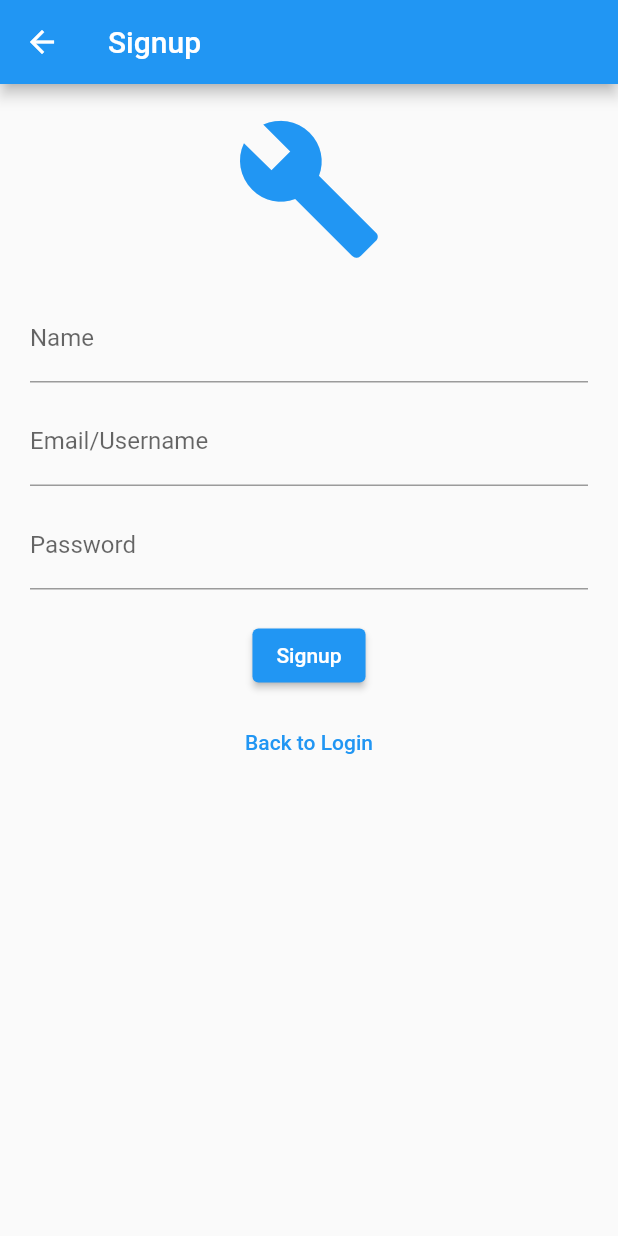
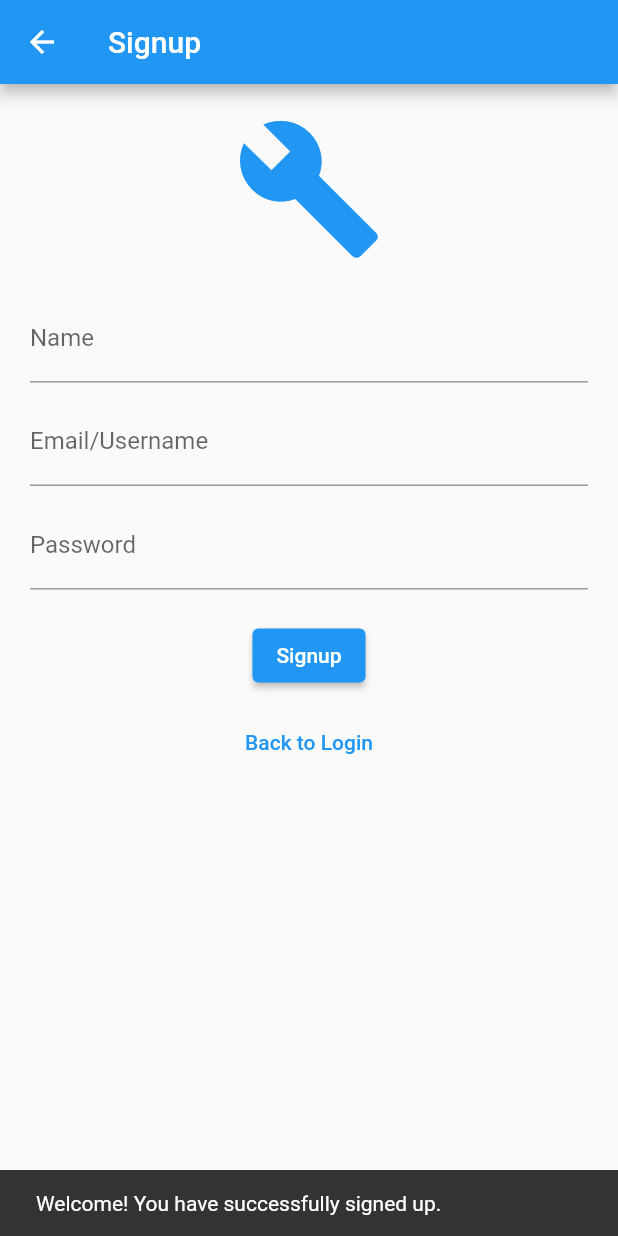
Before and after one commit to owinymarvin/classflutter, a Flutter app: the SignupScreen screen opened directly, after a tap on "Signup", on a phone screen of 412 x 824 dp. Run offline on Flutter 3.47's test engine with Material 2 defaults, Android fonts, the phone set to English and light mode, and no system bars; our stand-ins replace firebase_auth, firebase_core; accounts and stored records are empty; network calls fail.

Commit message:
message in signup

```diff
--- a/lib/signup_screen.dart
+++ b/lib/signup_screen.dart
@@ -41,6 +41,7 @@ class SignupScreen extends StatelessWidget {
               ElevatedButton(
                 onPressed: () {
                   // TODO: Implement signup functionality
+                  _showWelcomeSnackbar(context); // Call this method after successful signup
                 },
                 child: Text('Signup'),
               ),
@@ -57,4 +58,13 @@ class SignupScreen extends StatelessWidget {
       ),
     );
   }
+
+  void _showWelcomeSnackbar(BuildContext context) {
+    ScaffoldMessenger.of(context).showSnackBar(
+      SnackBar(
+        content: Text('Welcome! You have successfully signed up.'),
+        duration: Duration(seconds: 3),
+      ),
+    );
+  }
 }
```
